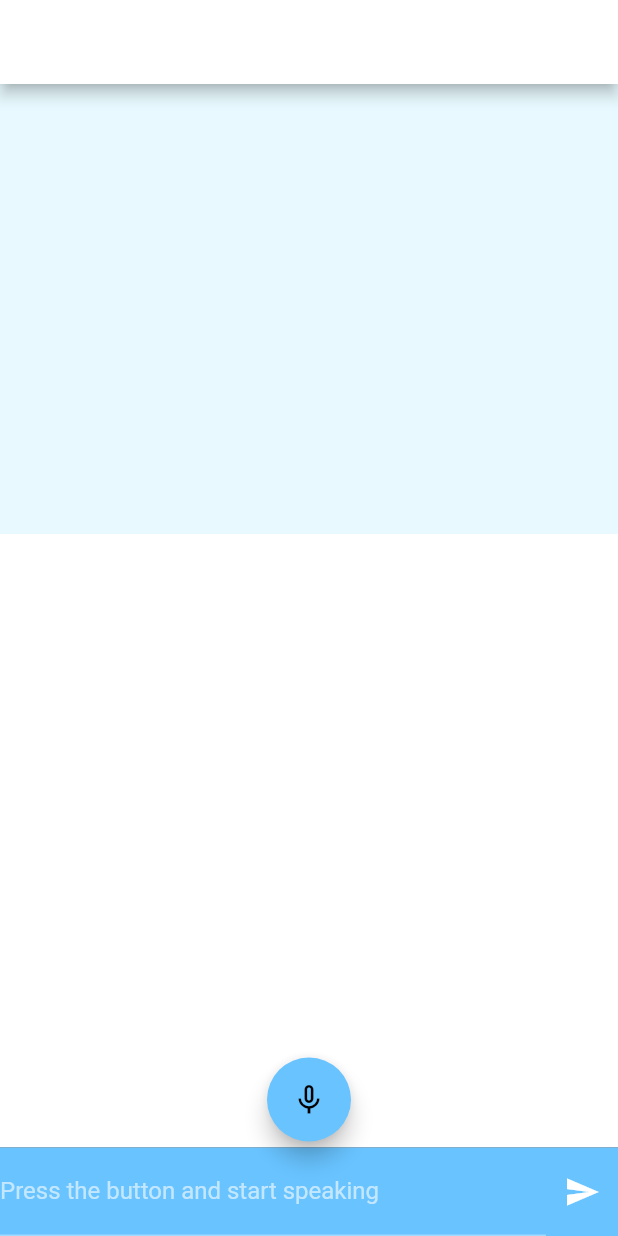
After one commit to ragdoll567/ThisIsATeam, a Flutter app: the screen it shows after launch, after a tap on the "send" icon, on a phone screen of 412 x 824 dp. The commit adds this screen. Run offline on Flutter 3.47's test engine with Material 2 defaults, Android fonts, the light colour scheme and no system bars; drawn by our look-alikes of avatar_glow; our stand-ins replace flutter_tts, google_fonts, speech_to_text; missing offline and left inert: dialog_flowtter; project files that could hold a hidden picture were left out.

Commit message:
Speech to text added and basic chatbot work done

```diff
--- /dev/null
+++ b/lib/Screens/Message.dart
@@ -0,0 +1,79 @@
+import 'package:flutter/material.dart';
+import 'dart:io';
+import 'dart:math';
+import 'package:avatar_glow/avatar_glow.dart';
+import 'package:flutter/material.dart';
+import 'package:google_fonts/google_fonts.dart';
+import 'package:speech_to_text/speech_to_text.dart' as stt;
+import 'package:path_provider/path_provider.dart';
+
+class MessagesScreen extends StatefulWidget {
+  final List messages;
+  const MessagesScreen({Key? key, required this.messages}) : super(key: key);
+
+  @override
+  _MessagesScreenState createState() => _MessagesScreenState();
+}
+
+class _MessagesScreenState extends State<MessagesScreen> {
+  @override
+  Widget build(BuildContext context) {
+    var w = MediaQuery.of(context).size.width;
+    return Scaffold(
+      backgroundColor: Color.fromARGB(255, 255, 255, 255),
+      body: Column(
+        children: [
+          Container(
+            decoration: BoxDecoration(
+                color: Color.fromARGB(255, 255, 255, 255),
+                borderRadius: BorderRadius.only(
+                    topLeft: Radius.circular(70),
+                    topRight: Radius.circular(70))),
+            height: 300,
+            child: ListView.separated(
+                itemBuilder: (context, index) {
+                  return Container(
+                    margin: EdgeInsets.all(10),
+                    child: Row(
+                      mainAxisAlignment: widget.messages[index]['isUserMessage']
+                          ? MainAxisAlignment.end
+                          : MainAxisAlignment.start,
+                      children: [
+                        Container(
+                            padding: EdgeInsets.symmetric(
+                                vertical: 14, horizontal: 14),
+                            decoration: BoxDecoration(
+                                borderRadius: BorderRadius.only(
+                                  bottomLeft: Radius.circular(
+                                    20,
+                                  ),
+                                  topRight: Radius.circular(20),
+                                  bottomRight: Radius.circular(
+                                      widget.messages[index]['isUserMessage']
+                                          ? 0
+                                          : 20),
+                                  topLeft: Radius.circular(
+                                      widget.messages[index]['isUserMessage']
+                                          ? 20
+                                          : 0),
+                                ),
+                                color: widget.messages[index]['isUserMessage']
+                                    ? Color.fromARGB(255, 104, 195, 255)
+                                    : Color.fromARGB(255, 42, 42, 154)
+                                        .withOpacity(0.8)),
+                            constraints: BoxConstraints(maxWidth: w * 2 / 3),
+                            child: Text(widget
+                                .messages[index]['message'].text.text[0])),
+                      ],
+                    ),
+                  );
+                },
+                separatorBuilder: (_, i) =>
+                    Padding(padding: EdgeInsets.only(top: 10)),
+                itemCount: widget.messages.length),
+          ),
+        ],
+      ),
+    );
+  }
+}
--- /dev/null
+++ b/lib/Screens/MessageWidget.dart
@@ -0,0 +1,167 @@
+import 'package:dialog_flowtter/dialog_flowtter.dart';
+import 'package:flutter/material.dart';
+import 'dart:io';
+import 'dart:math';
+import 'package:avatar_glow/avatar_glow.dart';
+import 'package:flutter/material.dart';
+import 'package:google_fonts/google_fonts.dart';
+import 'package:speech_to_text/speech_to_text.dart' as stt;
+import 'package:path_provider/path_provider.dart';
+import 'Message.dart';
+// import 'dart:js';
+// import 'dart:html';
+import 'package:flutter_tts/flutter_tts.dart';
+
+final FlutterTts flutterTts = FlutterTts();
+
+class Home extends StatefulWidget {
+  const Home({Key? key}) : super(key: key);
+
+  @override
+  _HomeState createState() => _HomeState();
+}
+
+class _HomeState extends State<Home> {
+  late DialogFlowtter dialogFlowtter;
+  final TextEditingController _controller = TextEditingController();
+
+  List<Map<String, dynamic>> messages = [];
+  late stt.SpeechToText _speech;
+  bool _isListening = false;
+  String _text = 'Press the button and start speaking';
+  bool voiceInput = false;
+  double _confidence = 1.0;
+  int temp = 1;
+
+  // Welcome speech
+  Future<void> _speak(String text) async {
+    if (text.isNotEmpty && temp == 1) {
+      await flutterTts.setLanguage("en-UK");
+
+      await flutterTts.setSpeechRate(0.50);
+      await flutterTts.awaitSpeakCompletion(true);
+      await flutterTts.speak(text);
+    }
+  }
+
+  @override
+  void initState() {
+    DialogFlowtter.fromFile().then((instance) => dialogFlowtter = instance);
+    _speak(
+        'Hello Maria! Welcome to Lidl. I\'m your virtual shopping asssistant. What can I help you with today?');
+    _speech = stt.SpeechToText();
+
+    super.initState();
+  }
+
+  @override
+  Widget build(BuildContext context) {
+    return Scaffold(
+      appBar: AppBar(
+        // title: const Text(
+        //   'Tia - The Assistant',
+        //   style: TextStyle(color: Color.fromARGB(255, 37, 37, 132)),
+        // ),
+
+        backgroundColor: Color.fromARGB(255, 255, 255, 255),
+      ),
+      floatingActionButtonLocation: FloatingActionButtonLocation.centerFloat,
+      floatingActionButton: AvatarGlow(
+        animate: _isListening,
+        glowColor: Color.fromARGB(255, 6, 87, 141),
+        endRadius: 75.0,
+        duration: const Duration(milliseconds: 8000),
+        repeatPauseDuration: const Duration(milliseconds: 100),
+        repeat: true,
+        child: FloatingActionButton(
+          onPressed: _listen,
+          child: Icon(_isListening ? Icons.mic : Icons.mic_none),
+          backgroundColor: Color.fromARGB(255, 104, 195, 255),
+        ),
+      ),
+      body: Column(
+        children: [
+          Container(
+            height: 300,
+            color: Color.fromARGB(255, 232, 250, 255),
+          ),
+          Expanded(child: MessagesScreen(messages: messages)),
+          Container(
+            // padding: EdgeInsets.symmetric(horizontal: 14, vertical: 8),
+            color: Color.fromARGB(255, 104, 195, 255),
+            child: Row(
+              children: [
+                Expanded(
+                    child: TextField(
+                  controller: _controller,
+                  style: TextStyle(
+                    color: Color.fromARGB(255, 14, 14, 14),
+                  ),
+                  decoration: InputDecoration(
+                    labelText: _text,
+                  ),
+                )),
+                IconButton(
+                    onPressed: () {
+                      if (voiceInput) {
+                        sendMessage(_text);
+                      } else {
+                        sendMessage(_controller.text);
+                      }
+                      _controller.clear();
+                    },
+                    icon: Icon(Icons.send))
+              ],
+            ),
+          )
+        ],
+      ),
+    );
+  }
+
+  sendMessage(String text) async {
+    if (text.isEmpty) {
+      print('Message is empty');
+    } else {
+      setState(() {
+        addMessage(Message(text: DialogText(text: [text])), true);
+      });
+
+      DetectIntentResponse response = await dialogFlowtter.detectIntent(
+          queryInput: QueryInput(text: TextInput(text: text)));
+      if (response.message == null) return;
+      setState(() {
+        addMessage(response.message!);
+      });
+    }
+  }
+
+  addMessage(Message message, [bool isUserMessage = false]) {
+    messages.add({'message': message, 'isUserMessage': isUserMessage});
+  }
+
+  void _listen() async {
+    if (!_isListening) {
+      bool available = await _speech.initialize(
+        onStatus: (val) => print('onStatus: $val'),
+        onError: (val) => print('onError: $val'),
+      );
+      voiceInput = true;
+      if (available) {
+        setState(() => _isListening = true);
+        _speech.listen(
+          onResult: (val) => setState(() {
+            _text = val.recognizedWords;
+            if (val.hasConfidenceRating && val.confidence > 0) {
+              _confidence = val.confidence;
+            }
+          }),
+        );
+      }
+    } else {
+      setState(() => _isListening = false);
+      _speech.stop();
+      sendMessage(_text);
+    }
+  }
+}
--- a/lib/main.dart
+++ b/lib/main.dart
@@ -1,19 +1,20 @@
+import 'package:dialog_flowtter/dialog_flowtter.dart';
 import 'package:flutter/material.dart';
 
-import 'Screens/Home.dart';
+import 'Screens/Message.dart';
+import 'Screens/MessageWidget.dart';
 
-void main() {
-  runApp(const MyApp());
-}
+void main() => runApp(MyApp());
 
 class MyApp extends StatelessWidget {
-  const MyApp({super.key});
+  const MyApp({Key? key}) : super(key: key);
 
-  // This widget is the root of your application.
   @override
   Widget build(BuildContext context) {
     return MaterialApp(
-      home: MyHomePage(),
+      title: 'TIA - The Assistant',
+      theme: ThemeData(brightness: Brightness.dark),
+      home: Home(),
     );
   }
 }
```
Also changed, not shown: assets/dialog_flow_auth.json (added, +13 -0 lines), lib/Screens/Home.dart (deleted, +0 -38 lines), lib/Screens/Profile.dart (added, +18 -0 lines), lib/Screens/SpeechToText.dart (added, +221 -0 lines), pubspec.yaml (+10 -0 lines), pubspec.lock, 4 other files.
